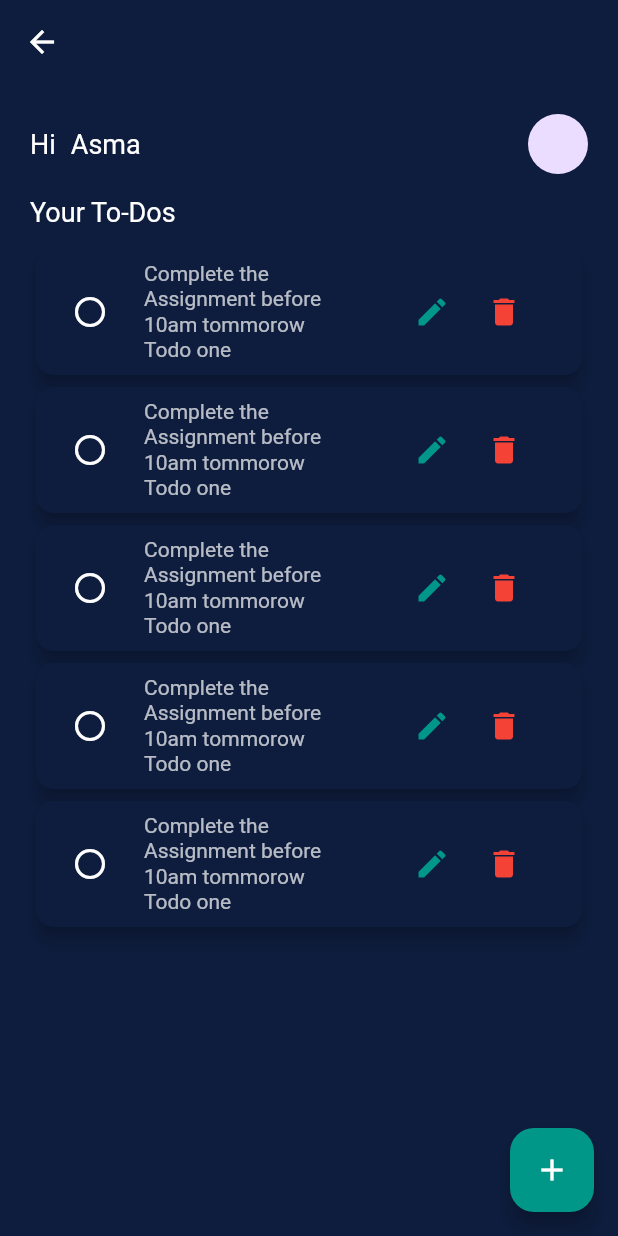
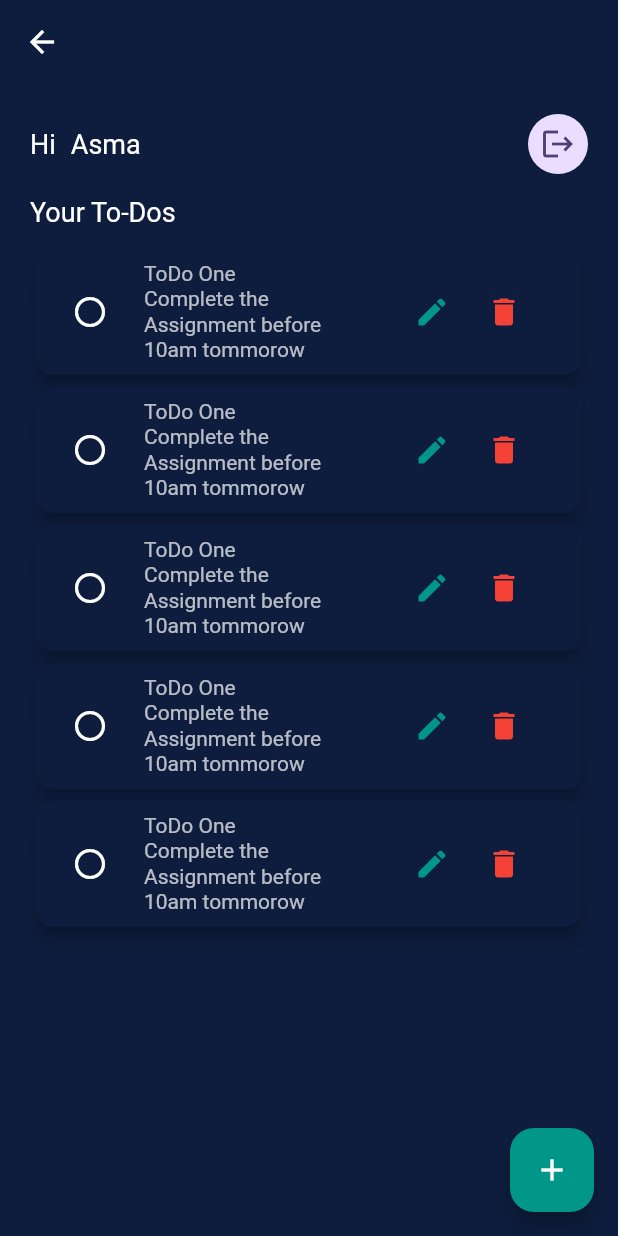
Before and after one commit to Asmabi-cheriyath/todoapp, a Flutter app: the TodoHomePage screen opened by its route, on a phone screen of 412 x 824 dp. Run offline on Flutter 3.47's test engine with Material 3 defaults, Android fonts, the phone set to English and light mode, and no system bars; our stand-ins replace cloud_firestore, firebase_auth, firebase_core; accounts and stored records are empty.

Commit message:
first commit

```diff
--- a/lib/screens/add_task_page.dart
+++ b/lib/screens/add_task_page.dart
@@ -78,7 +78,7 @@ class _AddTaskViewState extends State<AddTaskView> {
                   decoration: BoxDecoration(
                       color: Colors.teal,
                       borderRadius: BorderRadius.circular(10)),
-                      child: Center(child: Text("Add Tsak",style: themedata.textTheme.displayMedium,),),
+                      child: Center(child: Text("Add Task",style: themedata.textTheme.displayMedium,),),
                 ),
               ),
 
--- a/lib/screens/todo_home_page.dart
+++ b/lib/screens/todo_home_page.dart
@@ -1,3 +1,4 @@
+import 'package:firebase_auth/firebase_auth.dart';
 import 'package:flutter/cupertino.dart';
 import 'package:flutter/material.dart';
 import 'package:flutter/widgets.dart';
@@ -43,7 +44,20 @@ class _TodoHomePageState extends State<TodoHomePage> {
                     ],
                   ),
                 ),
-                const CircleAvatar(),
+                 CircleAvatar(
+                  child: IconButton(onPressed: (){
+                    final user=FirebaseAuth.instance.currentUser;
+                    FirebaseAuth.instance.signOut().then((value) {
+                      Navigator.pushNamedAndRemoveUntil(context, "/", (route) => false);
+
+                      print(user!.email);
+                    }
+                    );
+
+
+
+                  }, icon: const Icon(Icons.logout)),
+                ),
               ],
             ),
             const SizedBox(
@@ -53,7 +67,9 @@ class _TodoHomePageState extends State<TodoHomePage> {
               "Your To-Dos",
               style: themedata.textTheme.displayMedium,
             ),
-            const SizedBox(height: 10,),
+            const SizedBox(
+              height: 10,
+            ),
             Expanded(
               child: ListView.builder(
                   itemCount: 5,
@@ -61,7 +77,6 @@ class _TodoHomePageState extends State<TodoHomePage> {
                     return Card(
                       elevation: 5.0,
                       color: themedata.scaffoldBackgroundColor,
-
                       child: ListTile(
                         leading: const CircleAvatar(
                           backgroundColor: Colors.transparent,
@@ -71,14 +86,31 @@ class _TodoHomePageState extends State<TodoHomePage> {
                           ),
                         ),
                         title: Text(
+                          "ToDo One",
+                          style: themedata.textTheme.displaySmall,
+                        ),
+                        subtitle: Text(
                           "Complete the Assignment before 10am tommorow",
                           style: themedata.textTheme.displaySmall,
                         ),
-                        subtitle: Text(
-                          "Todo one",
-                          style: themedata.textTheme.displaySmall,
-                        ),
-                        trailing: Container(width: 100,child: Row(children: [IconButton(onPressed: (){}, icon: const Icon(Icons.edit,color: Colors.teal,)),IconButton(onPressed: (){}, icon: const Icon(Icons.delete,color: Colors.red,))],)),
+                        trailing: Container(
+                            width: 100,
+                            child: Row(
+                              children: [
+                                IconButton(
+                                    onPressed: () {},
+                                    icon: const Icon(
+                                      Icons.edit,
+                                      color: Colors.teal,
+                                    )),
+                                IconButton(
+                                    onPressed: () {},
+                                    icon: const Icon(
+                                      Icons.delete,
+                                      color: Colors.red,
+                                    ))
+                              ],
+                            )),
                       ),
                     );
                   }),
```
Also changed, not shown: lib/models/user_model.dart (added, +37 -0 lines), lib/screens/login_page.dart (+25 -1 lines), lib/services/auth_service.dart (added, +13 -0 lines).
